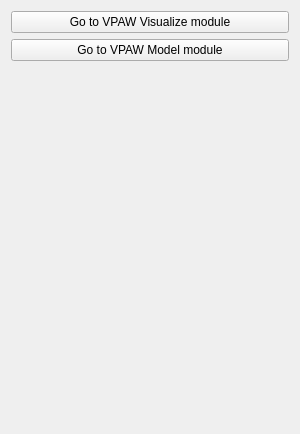
Above: Modules/Scripted/Home/Resources/UI/Home.ui from KitwareMedical/vpaw before the change. Below: the same form after it.
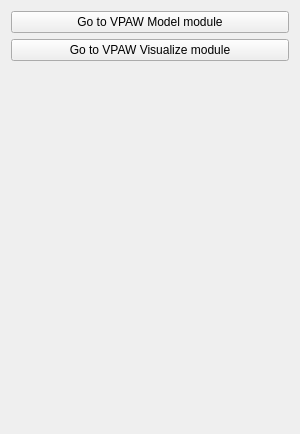
That is the form after the change. Custom widgets are drawn as their Qt base class.

Commit message: ENH: Put VPAWModel button before VPAWVisualize button

Patch:
```diff
--- a/Modules/Scripted/Home/Resources/UI/Home.ui
+++ b/Modules/Scripted/Home/Resources/UI/Home.ui
@@ -12,7 +12,7 @@
   </property>
   <layout class="QVBoxLayout" name="verticalLayout">
    <item>
-    <widget class="QPushButton" name="VPAWVisualizeButton">
+    <widget class="QPushButton" name="VPAWModelButton">
      <property name="enabled">
       <bool>true</bool>
      </property>
@@ -20,12 +20,12 @@
       <string>Go to VPAW Visualize module</string>
      </property>
      <property name="text">
-      <string>Go to VPAW Visualize module</string>
+      <string>Go to VPAW Model module</string>
      </property>
     </widget>
    </item>
    <item>
-    <widget class="QPushButton" name="VPAWModelButton">
+    <widget class="QPushButton" name="VPAWVisualizeButton">
      <property name="enabled">
       <bool>true</bool>
      </property>
@@ -33,7 +33,7 @@
       <string>Go to VPAW Model module</string>
      </property>
      <property name="text">
-      <string>Go to VPAW Model module</string>
+      <string>Go to VPAW Visualize module</string>
      </property>
     </widget>
    </item>
```
Left out of the diff: 4 changed lines with no effect on the pictures. The commit also changes 2 other files.
